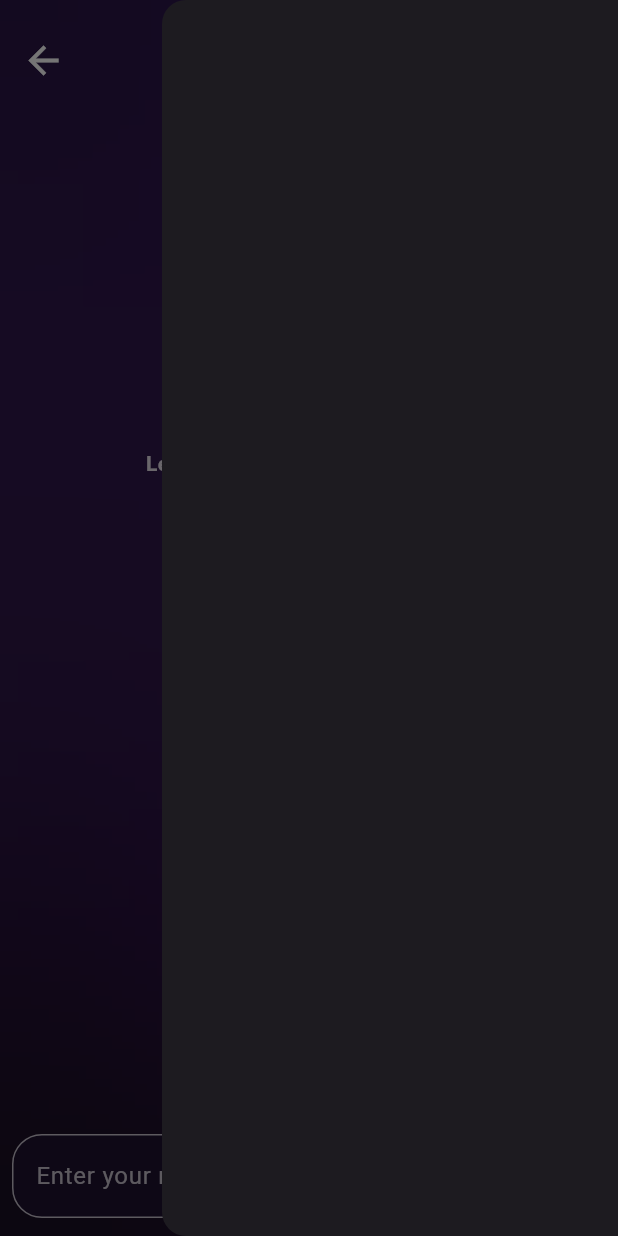
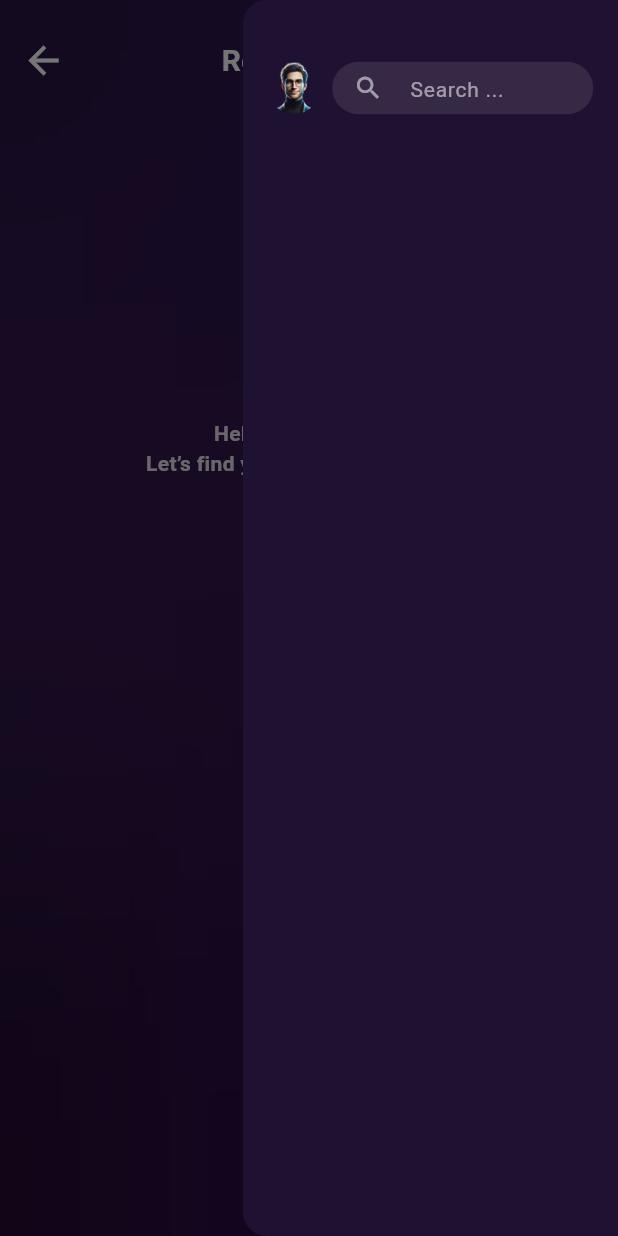
Before and after one commit to Graduation-Team-Org/Mentor-AI-Repo, a Flutter app: the screen it shows after launch, with the side drawer open, on a phone screen of 412 x 824 dp. Run offline on Flutter 3.47's test engine with Material 3 defaults, Android fonts, the phone set to English and light mode, and no system bars; our stand-ins replace bloc, dio, flutter_bloc, flutter_dotenv, flutter_markdown, font_awesome_flutter and 5 more; network calls fail.

Commit message:
modify drawer styles and finshig drawer header design

```diff
--- a/lib/core/features/reaom_map/presentation/screens/chat_message_screen.dart
+++ b/lib/core/features/reaom_map/presentation/screens/chat_message_screen.dart
@@ -1,5 +1,6 @@
 import 'package:flutter/material.dart';
 import 'package:road_map_mentor/core/features/reaom_map/presentation/widgets/chat_body_list_view.dart';
+import 'package:road_map_mentor/core/features/reaom_map/presentation/widgets/custom_end_drawer.dart';
 import 'package:road_map_mentor/core/features/reaom_map/presentation/widgets/prompt_text_field.dart';
 import 'package:road_map_mentor/core/features/reaom_map/presentation/widgets/send_prompt_button.dart';
 import 'package:road_map_mentor/core/utils/widgets/app_theme_view.dart';
@@ -17,6 +18,7 @@ class ChatScreen extends StatefulWidget {
 
 class _ChatScreenState extends State<ChatScreen> {
   final TextEditingController _controller = TextEditingController();
+  final TextEditingController _chatSearchcontroller = TextEditingController();
   final ScrollController _scrollController = ScrollController();
   final GlobalKey<ScaffoldState> scaffoldKey = GlobalKey<ScaffoldState>();
 
@@ -25,8 +27,9 @@ class _ChatScreenState extends State<ChatScreen> {
     return Scaffold(
       key: scaffoldKey,
       resizeToAvoidBottomInset: true,
-      endDrawer: const Drawer(
-        // child: YourDrawerContent(),
+      endDrawer: CustomEndDrawer(
+        chatSearchcontroller: _chatSearchcontroller,
+        scaffoldKey: scaffoldKey,
       ),
       body: SafeArea(
         child: Column(
@@ -42,6 +45,7 @@ class _ChatScreenState extends State<ChatScreen> {
                 ],
               ),
             ),
+            if (!MediaQuery.of(context).viewInsets.bottom.isFinite)
               Padding(
                 padding: const EdgeInsets.all(8.0),
                 child: Row(
@@ -49,7 +53,6 @@ class _ChatScreenState extends State<ChatScreen> {
                     PromptTextField(
                       controller: _controller,
                     ),
-                  //add messages cubit
                     SendPromptButtom(
                       controller: _controller,
                       scrollController: _scrollController,
--- /dev/null
+++ b/lib/core/features/reaom_map/presentation/widgets/chat_search_text_field.dart
@@ -0,0 +1,44 @@
+import 'package:flutter/material.dart';
+
+class ChatSearchTextField extends StatelessWidget {
+  final TextEditingController controller;
+  final VoidCallback? onTap;
+
+  const ChatSearchTextField({
+    super.key,
+    required this.controller,
+    this.onTap,
+  });
+
+  @override
+  Widget build(BuildContext context) {
+    return TextField(
+      controller: controller,
+      style: const TextStyle(color: Colors.white),
+      onTap: onTap,
+      decoration: InputDecoration(
+        isDense: true, // Makes the TextField more compact
+        contentPadding: const EdgeInsets.symmetric(
+          horizontal: 12,
+          vertical: 8,
+        ),
+        hintText: 'Search ...',
+        hintStyle: const TextStyle(
+          color: Colors.white54,
+          fontSize: 14,
+        ),
+        fillColor: Colors.white.withValues(alpha: 0.1),
+        filled: true,
+        border: OutlineInputBorder(
+          borderRadius: BorderRadius.circular(20),
+          borderSide: BorderSide.none,
+        ),
+        prefixIcon: const Icon(
+          Icons.search,
+          color: Colors.white54,
+          size: 20,
+        ),
+      ),
+    );
+  }
+}
--- /dev/null
+++ b/lib/core/features/reaom_map/presentation/widgets/custom_drawer_header.dart
@@ -0,0 +1,42 @@
+import 'package:flutter/material.dart';
+import 'package:road_map_mentor/core/features/reaom_map/presentation/widgets/chat_search_text_field.dart';
+
+class CustomDrawerHeader extends StatelessWidget {
+  const CustomDrawerHeader({
+    super.key,
+    required TextEditingController chatSearchcontroller,
+    required this.scaffoldKey,
+  }) : _chatSearchcontroller = chatSearchcontroller;
+
+  final TextEditingController _chatSearchcontroller;
+  final GlobalKey<ScaffoldState> scaffoldKey;
+
+  @override
+  Widget build(BuildContext context) {
+    return Row(
+      children: [
+        ClipRRect(
+          borderRadius: BorderRadius.circular(20),
+          child: Image.asset(
+            'assets/images/steve.png',
+            width: 35,
+            height: 35,
+          ),
+        ),
+        const SizedBox(width: 8),
+        Expanded(
+          child: SizedBox(
+            height: 35,
+            child: ChatSearchTextField(
+              controller: _chatSearchcontroller,
+              onTap: () {
+                // Ensure drawer stays open when keyboard appears
+                scaffoldKey.currentState?.openEndDrawer();
+              },
+            ),
+          ),
+        ),
+      ],
+    );
+  }
+}
--- /dev/null
+++ b/lib/core/features/reaom_map/presentation/widgets/custom_end_drawer.dart
@@ -0,0 +1,53 @@
+import 'package:flutter/material.dart';
+import 'package:road_map_mentor/core/features/reaom_map/presentation/widgets/custom_drawer_header.dart';
+
+class CustomEndDrawer extends StatelessWidget {
+  const CustomEndDrawer({
+    super.key,
+    required TextEditingController chatSearchcontroller,
+    required this.scaffoldKey,
+  }) : _chatSearchcontroller = chatSearchcontroller;
+
+  final TextEditingController _chatSearchcontroller;
+  final GlobalKey<ScaffoldState> scaffoldKey;
+
+  @override
+  Widget build(BuildContext context) {
+    return LayoutBuilder(
+      builder: (context, constraints) {
+        final keyboardVisible = MediaQuery.of(context).viewInsets.bottom > 0;
+
+        return SizedBox(
+          width: keyboardVisible ? MediaQuery.of(context).size.width : 250,
+          child: Drawer(
+            backgroundColor: const Color.fromARGB(255, 30, 17, 50),
+            child: SafeArea(
+              // Add SafeArea to handle keyboard properly
+              child: Padding(
+                padding: EdgeInsets.only(
+                  top: keyboardVisible
+                      ? 20
+                      : MediaQuery.of(context).size.height * 0.05,
+                  left: MediaQuery.of(context).size.height * 0.02,
+                  right: MediaQuery.of(context).size.height * 0.02,
+                  bottom: MediaQuery.of(context)
+                      .viewInsets
+                      .bottom, // Handle keyboard padding
+                ),
+                child: Column(
+                  children: [
+                    CustomDrawerHeader(
+                      chatSearchcontroller: _chatSearchcontroller,
+                      scaffoldKey: scaffoldKey,
+                    ),
+                    // Add your other drawer content here
+                  ],
+                ),
+              ),
+            ),
+          ),
+        );
+      },
+    );
+  }
+}
```
Lines whose indentation alone changed are shown as unchanged.
